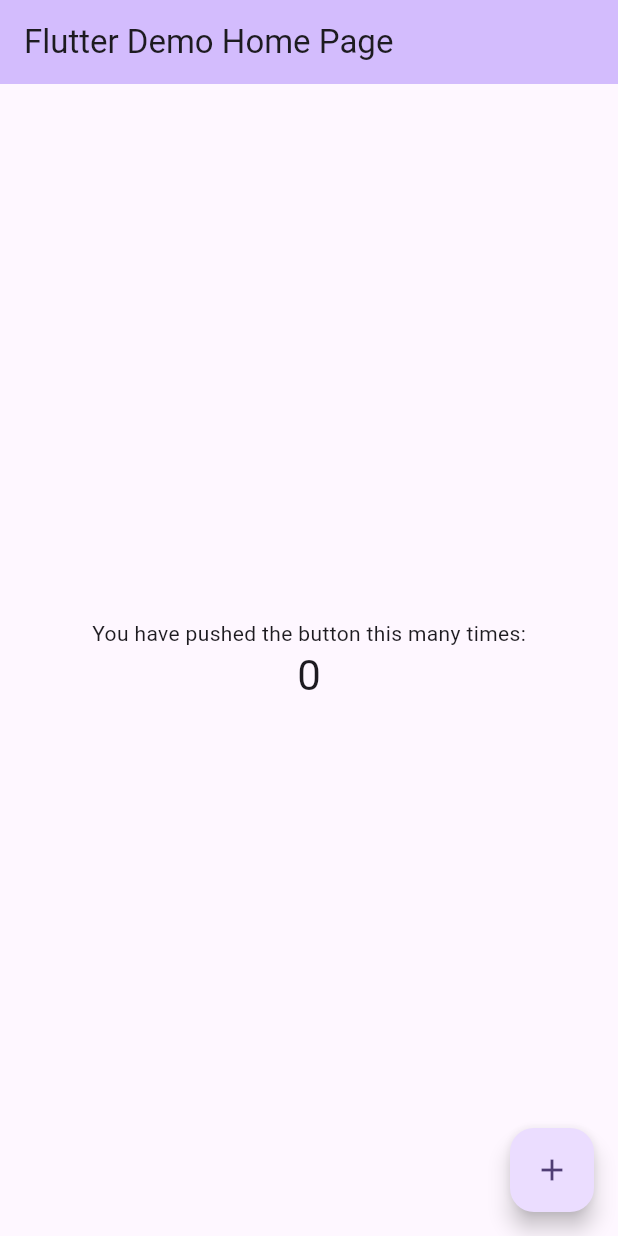
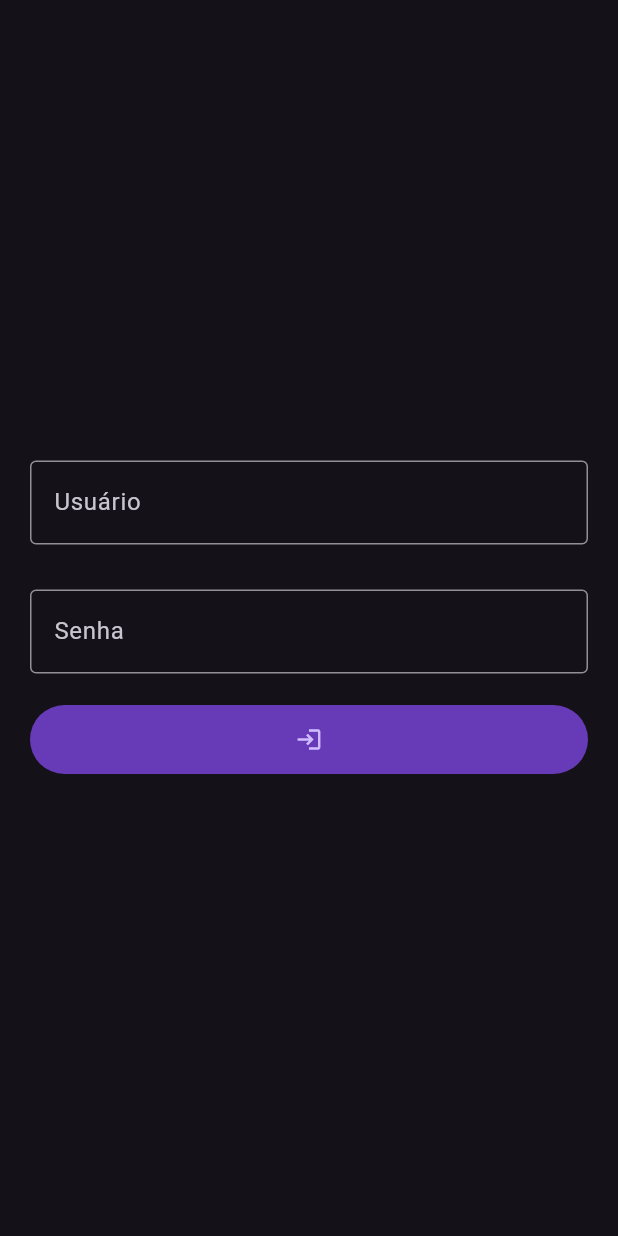
Before and after one commit to Isaias-Vasconcelos/mobile-app-iptv, a Flutter app: the screen it shows after launch, on a phone screen of 412 x 824 dp. Run offline on Flutter 3.47's test engine with Material 3 defaults, Android fonts, the phone set to English and light mode, and no system bars.

Commit message:
feat: Inicio tela de login

```diff
--- a/lib/main.dart
+++ b/lib/main.dart
@@ -1,4 +1,5 @@
 import 'package:flutter/material.dart';
+import 'package:iptv_mobile/screens/login_screen.dart';
 
 void main() {
   runApp(const MyApp());
@@ -11,115 +12,14 @@
   @override
   Widget build(BuildContext context) {
     return MaterialApp(
-      title: 'Flutter Demo',
+      title: 'AlphaTV',
       theme: ThemeData(
-        // This is the theme of your application.
-        //
-        // TRY THIS: Try running your application with "flutter run". You'll see
-        // the application has a purple toolbar. Then, without quitting the app,
-        // try changing the seedColor in the colorScheme below to Colors.green
-        // and then invoke "hot reload" (save your changes or press the "hot
-        // reload" button in a Flutter-supported IDE, or press "r" if you used
-        // the command line to start the app).
-        //
-        // Notice that the counter didn't reset back to zero; the application
-        // state is not lost during the reload. To reset the state, use hot
-        // restart instead.
-        //
-        // This works for code too, not just values: Most code changes can be
-        // tested with just a hot reload.
-        colorScheme: ColorScheme.fromSeed(seedColor: Colors.deepPurple),
+        primarySwatch: Colors.deepPurple,
+        brightness: Brightness.dark,
         useMaterial3: true,
       ),
-      home: const MyHomePage(title: 'Flutter Demo Home Page'),
+      initialRoute: "/",
+      routes: {"/": (context) => const LoginScreen()},
     );
   }
 }
-
-class MyHomePage extends StatefulWidget {
-  const MyHomePage({super.key, required this.title});
-
-  // This widget is the home page of your application. It is stateful, meaning
-  // that it has a State object (defined below) that contains fields that affect
-  // how it looks.
-
-  // This class is the configuration for the state. It holds the values (in this
-  // case the title) provided by the parent (in this case the App widget) and
-  // used by the build method of the State. Fields in a Widget subclass are
-  // always marked "final".
-
-  final String title;
-
-  @override
-  State<MyHomePage> createState() => _MyHomePageState();
-}
-
-class _MyHomePageState extends State<MyHomePage> {
-  int _counter = 0;
-
-  void _incrementCounter() {
-    setState(() {
-      // This call to setState tells the Flutter framework that something has
-      // changed in this State, which causes it to rerun the build method below
-      // so that the display can reflect the updated values. If we changed
-      // _counter without calling setState(), then the build method would not be
-      // called again, and so nothing would appear to happen.
-      _counter++;
-    });
-  }
-
-  @override
-  Widget build(BuildContext context) {
-    // This method is rerun every time setState is called, for instance as done
-    // by the _incrementCounter method above.
-    //
-    // The Flutter framework has been optimized to make rerunning build methods
-    // fast, so that you can just rebuild anything that needs updating rather
-    // than having to individually change instances of widgets.
-    return Scaffold(
-      appBar: AppBar(
-        // TRY THIS: Try changing the color here to a specific color (to
-        // Colors.amber, perhaps?) and trigger a hot reload to see the AppBar
-        // change color while the other colors stay the same.
-        backgroundColor: Theme.of(context).colorScheme.inversePrimary,
-        // Here we take the value from the MyHomePage object that was created by
-        // the App.build method, and use it to set our appbar title.
-        title: Text(widget.title),
-      ),
-      body: Center(
-        // Center is a layout widget. It takes a single child and positions it
-        // in the middle of the parent.
-        child: Column(
-          // Column is also a layout widget. It takes a list of children and
-          // arranges them vertically. By default, it sizes itself to fit its
-          // children horizontally, and tries to be as tall as its parent.
-          //
-          // Column has various properties to control how it sizes itself and
-          // how it positions its children. Here we use mainAxisAlignment to
-          // center the children vertically; the main axis here is the vertical
-          // axis because Columns are vertical (the cross axis would be
-          // horizontal).
-          //
-          // TRY THIS: Invoke "debug painting" (choose the "Toggle Debug Paint"
-          // action in the IDE, or press "p" in the console), to see the
-          // wireframe for each widget.
-          mainAxisAlignment: MainAxisAlignment.center,
-          children: <Widget>[
-            const Text(
-              'You have pushed the button this many times:',
-            ),
-            Text(
-              '$_counter',
-              style: Theme.of(context).textTheme.headlineMedium,
-            ),
-          ],
-        ),
-      ),
-      floatingActionButton: FloatingActionButton(
-        onPressed: _incrementCounter,
-        tooltip: 'Increment',
-        child: const Icon(Icons.add),
-      ), // This trailing comma makes auto-formatting nicer for build methods.
-    );
-  }
-}
--- /dev/null
+++ b/lib/screens/login_screen.dart
@@ -0,0 +1,55 @@
+import 'package:flutter/material.dart';
+
+class LoginScreen extends StatefulWidget {
+  const LoginScreen({super.key});
+
+  @override
+  State<LoginScreen> createState() => _LoginScreenState();
+}
+
+class _LoginScreenState extends State<LoginScreen> {
+  @override
+  Widget build(BuildContext context) {
+    return Scaffold(
+      body: SingleChildScrollView(
+        child: Container(
+          padding: const EdgeInsets.all(20),
+          width: MediaQuery.of(context).size.width,
+          height: MediaQuery.of(context).size.height,
+          child: Column(
+            mainAxisAlignment: MainAxisAlignment.center,
+            children: [
+              const TextField(
+                keyboardType: TextInputType.number,
+                decoration: InputDecoration(
+                    labelText: 'Usuário', border: OutlineInputBorder()),
+              ),
+              const SizedBox(
+                height: 30,
+              ),
+              const TextField(
+                keyboardType: TextInputType.number,
+                decoration: InputDecoration(
+                    labelText: 'Senha', border: OutlineInputBorder()),
+              ),
+              const SizedBox(
+                height: 20,
+              ),
+              TextButton(
+                  style: ButtonStyle(
+                      backgroundColor:
+                          WidgetStateProperty.all<Color>(Colors.deepPurple)),
+                  onPressed: () {},
+                  child: Container(
+                    padding:
+                        const EdgeInsets.symmetric(horizontal: 6, vertical: 6),
+                    width: double.infinity,
+                    child: const Icon(Icons.login),
+                  ))
+            ],
+          ),
+        ),
+      ),
+    );
+  }
+}
```
Also changed, not shown: lib/controllers/user_controller.dart (added), lib/models/user_model.dart (added).
